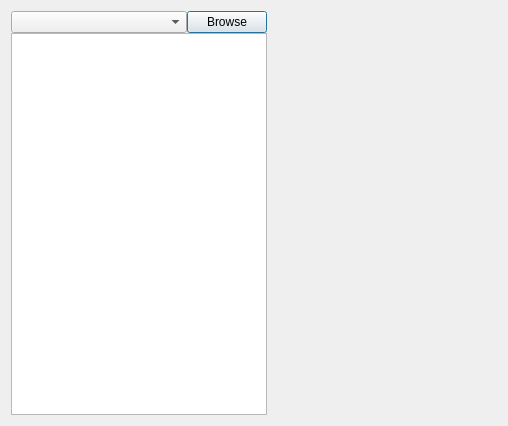
Jhebertaz/PhysiCellGui, file addons/SvgViewer/SvgViewer.ui: the form before one commit.
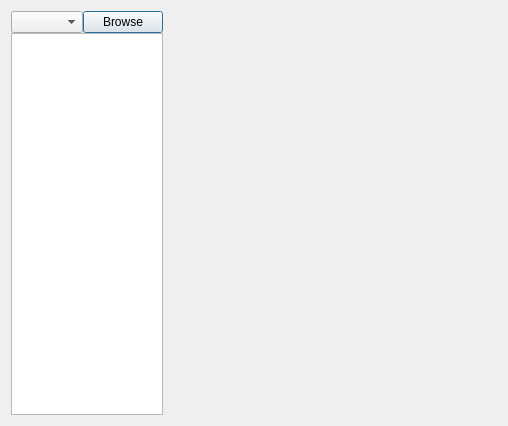
The form after the commit.

Patch:
```diff
--- a/addons/SvgViewer/SvgViewer.ui
+++ b/addons/SvgViewer/SvgViewer.ui
@@ -15,7 +15,7 @@
   </property>
   <layout class="QVBoxLayout" name="verticalLayout">
    <item>
-    <layout class="QHBoxLayout" name="horizontalLayout" stretch="0,6">
+    <layout class="QHBoxLayout" name="horizontalLayout" stretch="1,112">
      <property name="spacing">
       <number>0</number>
      </property>
```
